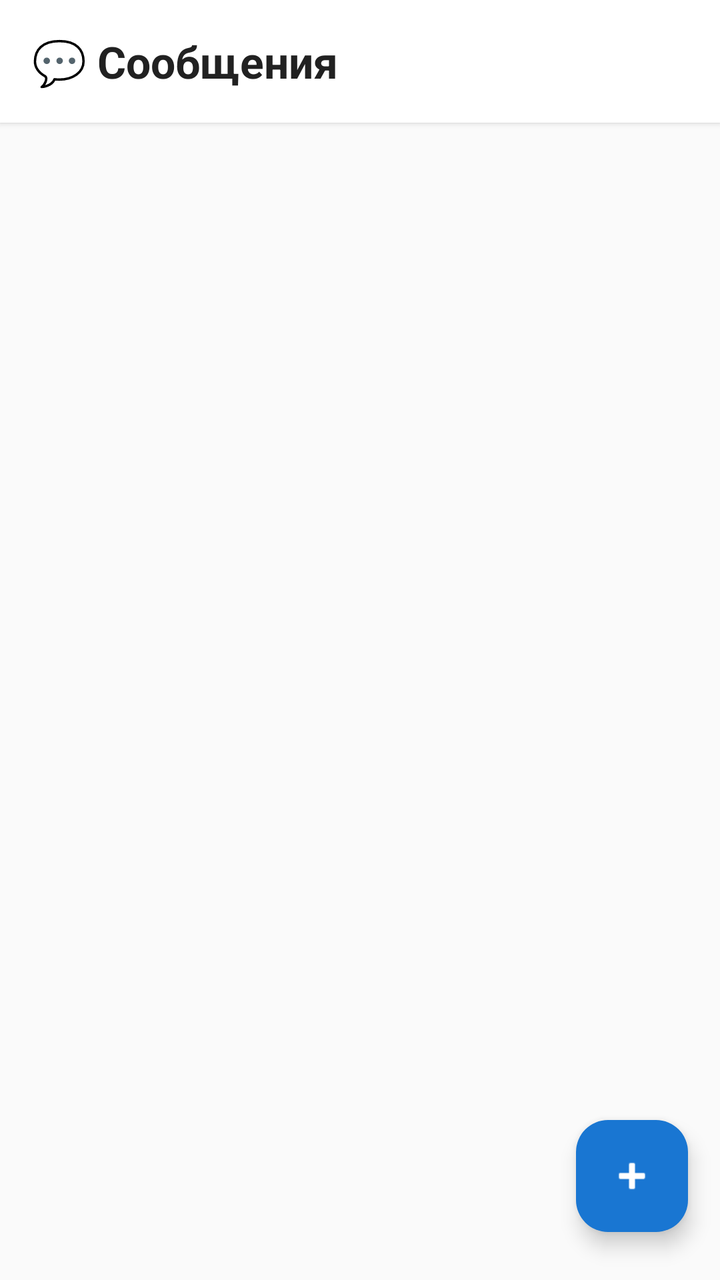
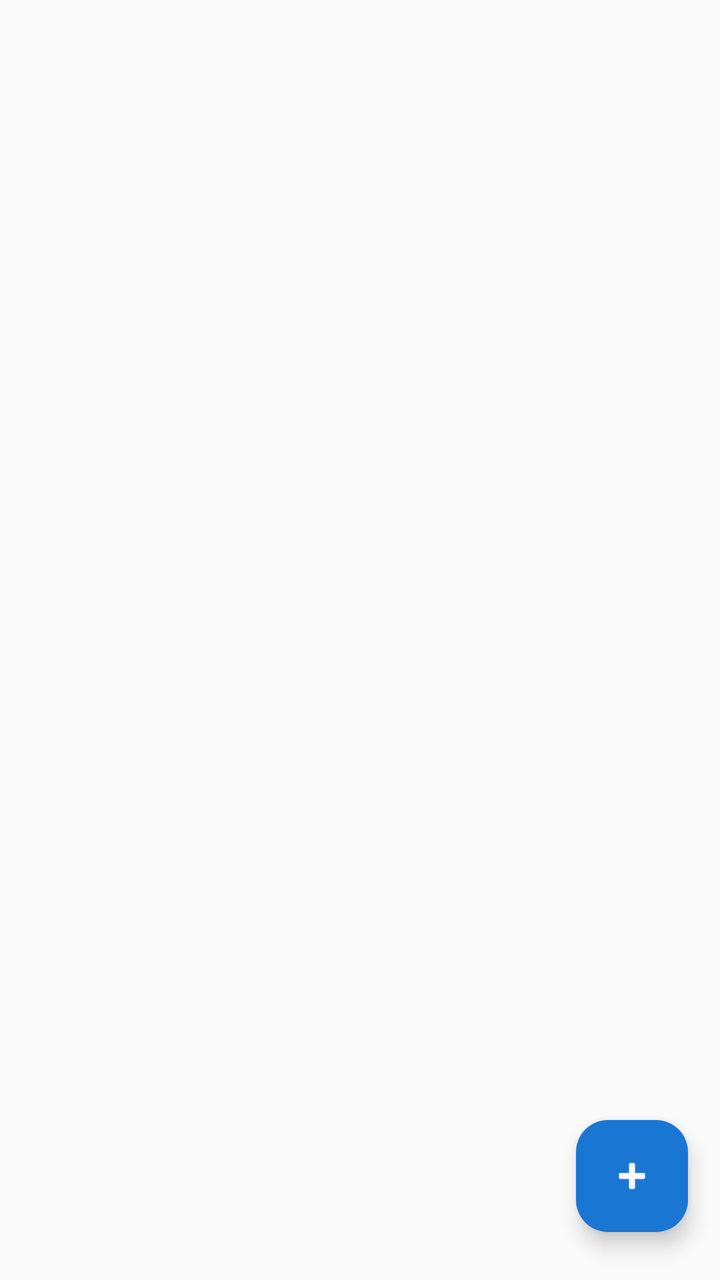

Before-and-after screenshots of an Android layout around one commit, followed by the original layout XML and the change that was made.
<!-- AndroidManifest.xml: application theme Theme.FishingSpot -->
<!-- res/layout/fragment_messages.xml -->
<?xml version="1.0" encoding="utf-8"?>
<FrameLayout
    xmlns:android="http://schemas.android.com/apk/res/android"
    xmlns:app="http://schemas.android.com/apk/res-auto"
    android:layout_width="match_parent"
    android:layout_height="match_parent"
    android:background="#FAFAFA">

    
    <LinearLayout
        android:layout_width="match_parent"
        android:layout_height="match_parent"
        android:orientation="vertical">

        
        <TextView
            android:layout_width="match_parent"
            android:layout_height="wrap_content"
            android:padding="16dp"
            android:text="💬 Сообщения"
            android:textSize="22sp"
            android:textStyle="bold"
            android:textColor="#212121"
            android:background="#FFFFFF"
            android:elevation="2dp" />

        
        <androidx.recyclerview.widget.RecyclerView
            android:id="@+id/rvMessages"
            android:layout_width="match_parent"
            android:layout_height="match_parent"
            android:clipToPadding="false"
            android:paddingTop="8dp"
            android:paddingBottom="80dp"
            android:visibility="visible" />

        
        <LinearLayout
            android:id="@+id/layoutEmptyState"
            android:layout_width="match_parent"
            android:layout_height="match_parent"
            android:gravity="center"
            android:orientation="vertical"
            android:visibility="gone">

            <ImageView
                android:layout_width="80dp"
                android:layout_height="80dp"
                android:src="@drawable/comment_24dp_000000_fill0_wght400_grad0_opsz24"
                app:tint="#BDBDBD" />

            <TextView
                android:layout_width="wrap_content"
                android:layout_height="wrap_content"
                android:layout_marginTop="16dp"
                android:text="У вас пока нет новых сообщений"
                android:textSize="16sp"
                android:textColor="#757575" />

            <TextView
                android:layout_width="wrap_content"
                android:layout_height="wrap_content"
                android:layout_marginTop="8dp"
                android:layout_marginHorizontal="32dp"
                android:gravity="center"
                android:text="Когда кто-то оставит отзыв на вашей точке или отправит сигнал, уведомление появится здесь"
                android:textSize="13sp"
                android:textColor="#9E9E9E" />
        </LinearLayout>

    </LinearLayout>

    
    <com.google.android.material.floatingactionbutton.FloatingActionButton
        android:id="@+id/fabAddMessage"
        android:layout_width="wrap_content"
        android:layout_height="wrap_content"
        android:layout_gravity="bottom|end"
        android:layout_marginEnd="16dp"
        android:layout_marginBottom="24dp"
        android:src="@android:drawable/ic_input_add"
        app:tint="@android:color/white"
        app:backgroundTint="#1976D2"
        android:contentDescription="Новое сообщение" />

</FrameLayout>
<!-- resources referenced by this layout -->
<resources>
  <!-- drawable comment_24dp_000000_fill0_wght400_grad0_opsz24 (drawable) -->
  <vector xmlns:android="http://schemas.android.com/apk/res/android"
      android:width="24dp"
      android:height="24dp"
      android:viewportWidth="960"
      android:viewportHeight="960">
    <path
        android:pathData="M240,560h480v-80L240,480v80ZM240,440h480v-80L240,360v80ZM240,320h480v-80L240,240v80ZM880,880 L720,720L160,720q-33,0 -56.5,-23.5T80,640v-480q0,-33 23.5,-56.5T160,80h640q33,0 56.5,23.5T880,160v720ZM160,640h594l46,45v-525L160,160v480ZM160,640v-480,480Z"
        android:fillColor="#000000"/>
  </vector>
  <style name="Theme.FishingSpot" parent="Base.Theme.FishingSpot" />
  <style name="Base.Theme.FishingSpot" parent="Theme.Material3.DayNight.NoActionBar">
          
          
      </style>
</resources>

<!-- the commit's change to res/layout/fragment_messages.xml (unified diff, before → after) -->
@@ -11,18 +11,6 @@
         android:layout_width="match_parent"
         android:layout_height="match_parent"
         android:orientation="vertical">
-
-        
-        <TextView
-            android:layout_width="match_parent"
-            android:layout_height="wrap_content"
-            android:padding="16dp"
-            android:text="💬 Сообщения"
-            android:textSize="22sp"
-            android:textStyle="bold"
-            android:textColor="#212121"
-            android:background="#FFFFFF"
-            android:elevation="2dp" />
 
         
         <androidx.recyclerview.widget.RecyclerView
